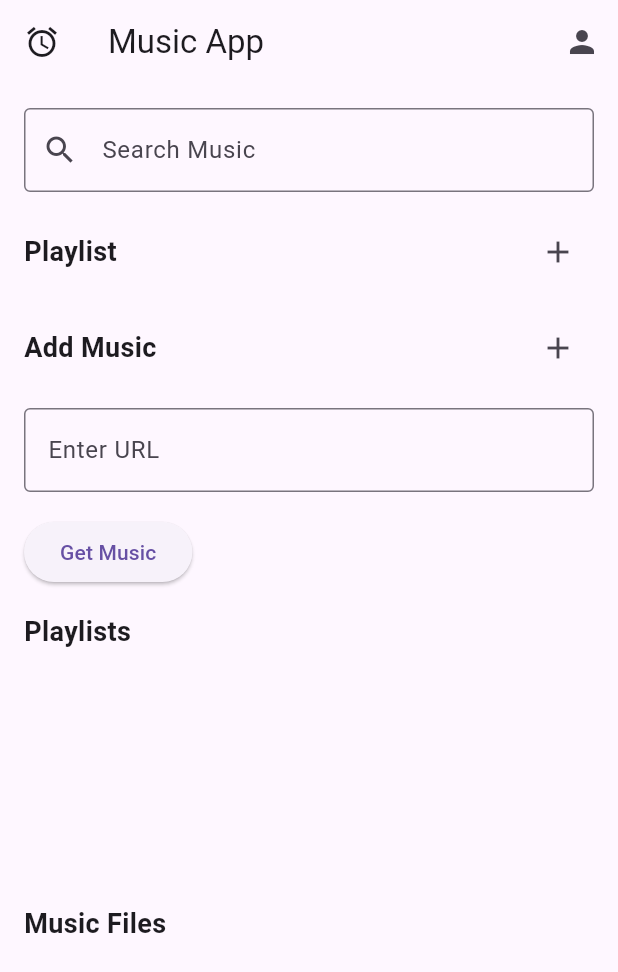
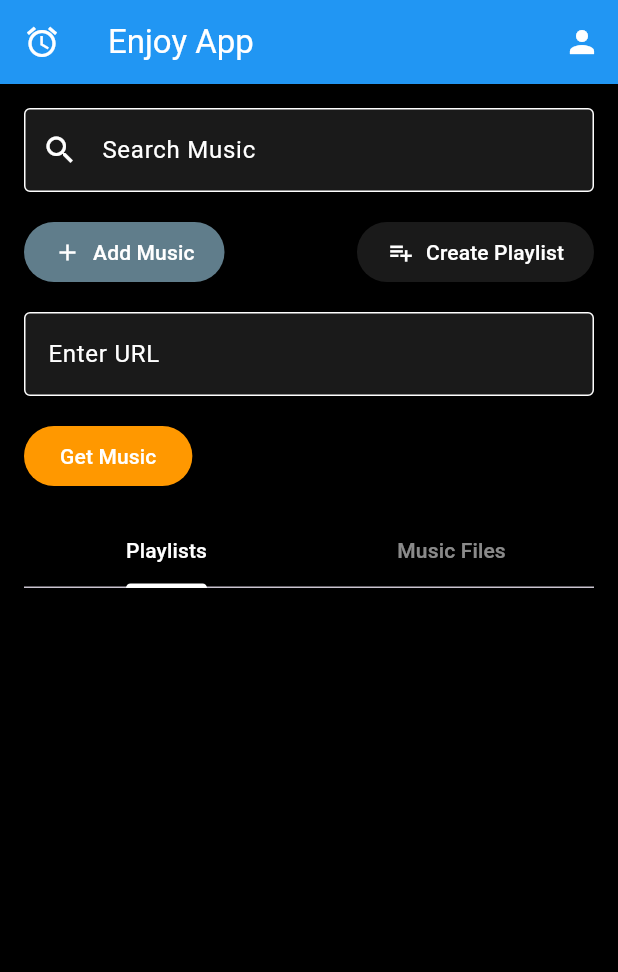
Before and after one commit to abhi-jithb/music-app, a Flutter app: the screen it shows after launch, on a phone screen of 412 x 824 dp. Shown: the top 972 px of the screen. Run offline on Flutter 3.47's test engine with Material 3 defaults, Android fonts, the phone set to English and light mode, and no system bars; our stand-ins replace audioplayers, file_picker, image_picker.

Commit message:
Home ui updated and additional features added

```diff
--- a/lib/home_page.dart
+++ b/lib/home_page.dart
@@ -1,12 +1,12 @@
 import 'dart:io';
-
+import 'package:file_picker/file_picker.dart';
 import 'package:flutter/material.dart';
 import 'package:provider/provider.dart';
 import 'package:path_provider/path_provider.dart';
 import 'services/music_service.dart';
 import 'services/playlist_provider.dart';
-import 'widgets/music_player.dart'; // Import the MusicPlayer widget
-import 'alarm_page.dart'; // Import the AlarmPage
+import 'widgets/music_player.dart';
+import 'alarm_page.dart';
 import 'profile_page.dart';
 
 class HomePage extends StatefulWidget {
@@ -14,14 +14,16 @@ class HomePage extends StatefulWidget {
   _HomePageState createState() => _HomePageState();
 }
 
-class _HomePageState extends State<HomePage> {
+class _HomePageState extends State<HomePage> with SingleTickerProviderStateMixin {
   final TextEditingController urlController = TextEditingController();
   final TextEditingController playlistController = TextEditingController();
   List<File> musicFiles = [];
+  late TabController _tabController;
 
   @override
   void initState() {
     super.initState();
+    _tabController = TabController(length: 2, vsync: this);
     _loadMusicFiles();
   }
 
@@ -38,14 +40,41 @@ class _HomePageState extends State<HomePage> {
     _loadMusicFiles(); // Reload music files after fetching new music
   }
 
+  Future<void> _pickMusicFiles() async {
+    FilePickerResult? result = await FilePicker.platform.pickFiles(
+      type: FileType.custom,
+      allowedExtensions: ['mp3'],
+      allowMultiple: true,
+    );
+
+    if (result != null) {
+      final files = result.paths.map((path) => File(path!)).toList();
+      setState(() {
+        musicFiles.addAll(files);
+      });
+    }
+  }
+
+Future<void> _createPlaylist() async {
+  final playlistName = playlistController.text;
+  if (playlistName.isNotEmpty) {
+    final playlistProvider = Provider.of<PlaylistProvider>(context, listen: false);
+    playlistProvider.addPlaylist(playlistName);
+    Navigator.of(context).pop();
+    playlistController.clear();
+  }
+}
+
   @override
   Widget build(BuildContext context) {
     final playlistProvider = Provider.of<PlaylistProvider>(context);
 
     return Scaffold(
+      backgroundColor: Colors.black,
       appBar: AppBar(
+        backgroundColor: Colors.blue,
         leading: IconButton(
-          icon: Icon(Icons.alarm),
+          icon: Icon(Icons.alarm, color: Colors.white),
           onPressed: () {
             Navigator.push(
               context,
@@ -55,13 +84,13 @@ class _HomePageState extends State<HomePage> {
         ),
         actions: [
           IconButton(
-            icon: Icon(Icons.person),
+            icon: Icon(Icons.person, color: Colors.white),
             onPressed: () {
               Navigator.pushNamed(context, '/profile');
             },
           ),
         ],
-        title: Text('Music App'),
+        title: Text('Enjoy App', style: TextStyle(color: Colors.white)),
       ),
       body: Padding(
         padding: const EdgeInsets.all(16.0),
@@ -71,55 +100,82 @@ class _HomePageState extends State<HomePage> {
             TextField(
               decoration: InputDecoration(
                 labelText: 'Search Music',
-                prefixIcon: Icon(Icons.search),
+                prefixIcon: Icon(Icons.search, color: Colors.white),
                 border: OutlineInputBorder(),
+                filled: true,
+                fillColor: Colors.white10,
+                labelStyle: TextStyle(color: Colors.white),
+                enabledBorder: OutlineInputBorder(
+                  borderSide: BorderSide(color: Colors.white),
                 ),
+                focusedBorder: OutlineInputBorder(
+                  borderSide: BorderSide(color: Colors.white),
+                ),
+              ),
+              style: TextStyle(color: Colors.white),
+
             ),
             SizedBox(height: 16),
             Row(
               mainAxisAlignment: MainAxisAlignment.spaceBetween,
               children: [
-                Text('Playlist', style: TextStyle(fontSize: 18, fontWeight: FontWeight.bold)),
-                IconButton(
-                  icon: Icon(Icons.add),
+                ElevatedButton.icon(
+                  onPressed: _pickMusicFiles,
+                  icon: Icon(Icons.add, color: Colors.white),
+                  label: Text('Add Music'),
+                  style: ButtonStyle(
+                    backgroundColor: MaterialStateProperty.all(Colors.blueGrey),
+                    padding: MaterialStateProperty.all(EdgeInsets.symmetric(horizontal: 20)),
+                    overlayColor: MaterialStateProperty.all(Colors.white24),
+                    foregroundColor: MaterialStateProperty.all(Colors.white),
+                  ),
+                ),
+                ElevatedButton.icon(
                   onPressed: () {
                     showDialog(
                       context: context,
                       builder: (context) {
                         return AlertDialog(
-                          title: Text('Create Playlist'),
+                          backgroundColor: Colors.black,
+                          title: Text('Create Playlist', style: TextStyle(color: Colors.white)),
                           content: TextField(
                             controller: playlistController,
-                            decoration: InputDecoration(labelText: 'Playlist Name'),
+                            style: TextStyle(color: Colors.white),
+                            decoration: InputDecoration(
+                              labelText: 'Playlist Name',
+                              labelStyle: TextStyle(color: Colors.white),
+                              enabledBorder: OutlineInputBorder(
+                                borderSide: BorderSide(color: Colors.white),
+                              ),
+                              focusedBorder: OutlineInputBorder(
+                                borderSide: BorderSide(color: Colors.white),
+                              ),
+                            ),
                           ),
                           actions: [
                             TextButton(
                               onPressed: () {
-                                if (playlistController.text.isNotEmpty) {
-                                  playlistProvider.addPlaylist(playlistController.text);
                                 Navigator.of(context).pop();
-                                }
                               },
-                              child: Text('Create'),
+                              child: Text('Cancel', style: TextStyle(color: Colors.white)),
+                            ),
+                            TextButton(
+                              onPressed: _createPlaylist,
+                              child: Text('Create', style: TextStyle(color: Colors.white)),
                             ),
                           ],
                         );
                       },
                     );
                   },
+                  icon: Icon(Icons.playlist_add, color: Colors.white),
+                  label: Text('Create Playlist'),
+                  style: ButtonStyle(
+                    backgroundColor: MaterialStateProperty.all(Colors.white10),
+                    padding: MaterialStateProperty.all(EdgeInsets.symmetric(horizontal: 20)),
+                    overlayColor: MaterialStateProperty.all(Colors.white24),
+                    foregroundColor: MaterialStateProperty.all(Colors.white),
                   ),
-              ],
-            ),
-            SizedBox(height: 16),
-            Row(
-              mainAxisAlignment: MainAxisAlignment.spaceBetween,
-              children: [
-                Text('Add Music', style: TextStyle(fontSize: 18, fontWeight: FontWeight.bold)),
-                IconButton(
-                  icon: Icon(Icons.add),
-                  onPressed: () {
-                    // Handle add local music
-                  },
                 ),
               ],
             ),
@@ -129,43 +185,74 @@ class _HomePageState extends State<HomePage> {
               decoration: InputDecoration(
                 labelText: 'Enter URL',
                 border: OutlineInputBorder(),
+                filled: true,
+                fillColor: Colors.white10,
+                labelStyle: TextStyle(color: Colors.white),
+                enabledBorder: OutlineInputBorder(
+                  borderSide: BorderSide(color: Colors.white),
                 ),
+                focusedBorder: OutlineInputBorder(
+                  borderSide: BorderSide(color: Colors.white),
+                ),
+              ),
+              style: TextStyle(color: Colors.white),
             ),
             SizedBox(height: 16),
             ElevatedButton(
               onPressed: _fetchMusic,
+              style: ButtonStyle(
+                backgroundColor: MaterialStateProperty.all(Colors.orange),
+                foregroundColor: MaterialStateProperty.all(Colors.white),
+              ),
               child: Text('Get Music'),
             ),
             SizedBox(height: 16),
+            TabBar(
+              controller: _tabController,
+              indicatorColor: Colors.white,
+              labelColor: Colors.white,
+              unselectedLabelColor: Colors.white54,
+              tabs: [
+                Tab(text: 'Playlists'),
+                Tab(text: 'Music Files'),
+              ],
+            ),
             Expanded(
-              child: Column(
+              child: TabBarView(
+                controller: _tabController,
+                children: [
+                  // Playlists Tab
+                  Column(
                     crossAxisAlignment: CrossAxisAlignment.start,
                     children: [
-                  Text('Playlists', style: TextStyle(fontSize: 18, fontWeight: FontWeight.bold)),
                       Expanded(
                         child: ListView.builder(
                           itemCount: playlistProvider.playlists.length,
                           itemBuilder: (context, index) {
                             final playlist = playlistProvider.playlists[index];
-                        return ListTile(
-                          title: Text(playlist.name),
+                            return Card(
+                              color: Colors.blueGrey,
+                              child: ListTile(
+                                leading: Icon(Icons.music_note, color: const Color.fromARGB(255, 122, 81, 81)),
+                                title: Text(playlist.name, style: TextStyle(color: Colors.white)),
                                 onTap: () {
                                   showDialog(
                                     context: context,
                                     builder: (context) {
                                       return AlertDialog(
-                                  title: Text('Add Music to Playlist'),
+                                        backgroundColor: Colors.black,
+                                        title: Text('Add Music to Playlist', style: TextStyle(color: Colors.white)),
                                         content: Column(
                                           mainAxisSize: MainAxisSize.min,
                                           children: [
-                                      Text('Select Music'),
+                                            Text('Select Music', style: TextStyle(color: Colors.white)),
                                             Expanded(
                                               child: ListView.builder(
                                                 itemCount: musicFiles.length,
                                                 itemBuilder: (context, fileIndex) {
                                                   final file = musicFiles[fileIndex];
                                                   return ListTile(
-                                              title: Text(file.path.split('/').last),
+                                                    title: Text(file.path.split('/').last, style: TextStyle(color: Colors.white)),
                                                     onTap: () {
                                                       playlistProvider.addMusicToPlaylist(playlist.name, file.path);
                                                       Navigator.of(context).pop();
@@ -180,22 +267,24 @@ class _HomePageState extends State<HomePage> {
                                     },
                                   );
                                 },
+                              ),
                             );
                           },
                         ),
                       ),
                     ],
                   ),
-            ),
-            SizedBox(height: 16),
-            Text('Music Files', style: TextStyle(fontSize: 18, fontWeight: FontWeight.bold)),
+                  // Music Files Tab
+                  Column(
+                    crossAxisAlignment: CrossAxisAlignment.start,
+                    children: [
                       Expanded(
                         child: ListView.builder(
                           itemCount: musicFiles.length,
                           itemBuilder: (context, index) {
                             final file = musicFiles[index];
                             return ListTile(
-                    title: Text(file.path.split('/').last),
+                              title: Text(file.path.split('/').last, style: TextStyle(color: Colors.white)),
                               trailing: MusicPlayer(audioPath: file.path, file: File(file.path)),
                               onTap: () {
                                 // Handle music file tap
@@ -206,6 +295,11 @@ class _HomePageState extends State<HomePage> {
                       ),
                     ],
                   ),
+                ],
+              ),
+            ),
+          ],
+        ),
       ),
     );
   }
--- a/lib/widgets/music_player.dart
+++ b/lib/widgets/music_player.dart
@@ -11,6 +11,10 @@ class MusicPlayer extends StatefulWidget {
 
   @override
   _MusicPlayerState createState() => _MusicPlayerState();
+
+  static void stopPlayback() {}
+
+  static void playMusic(String filePath) {}
 }
 
 class _MusicPlayerState extends State<MusicPlayer> {
--- a/pubspec.yaml
+++ b/pubspec.yaml
@@ -54,4 +54,3 @@ flutter:
   uses-material-design: true
   assets:
    - assests\default_profile_image.jpg
-   - assests\2byaag.jpg
```
Also changed, not shown: assests/2byaag.jpg (deleted), 1 other file. Lines whose indentation alone changed are shown as unchanged.
